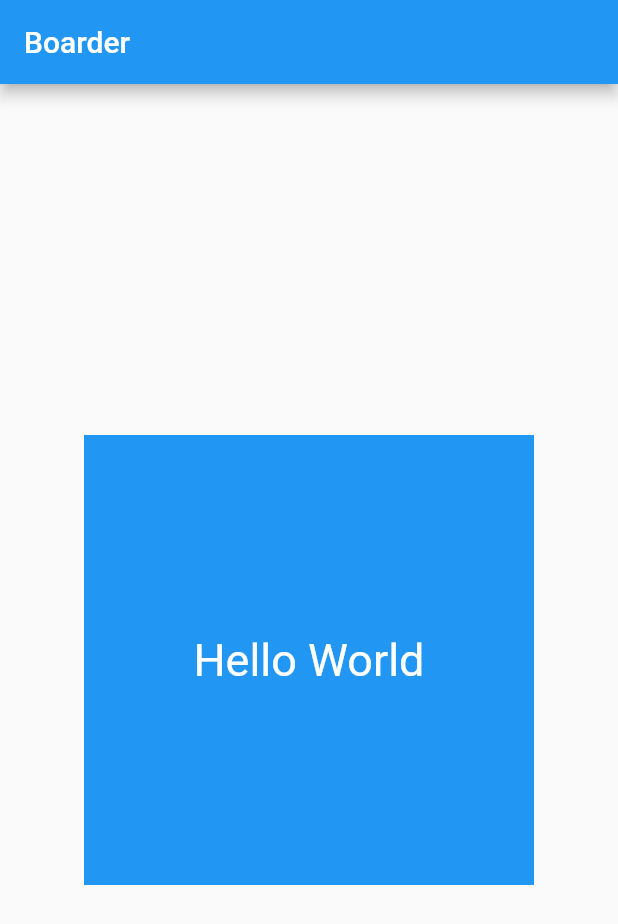
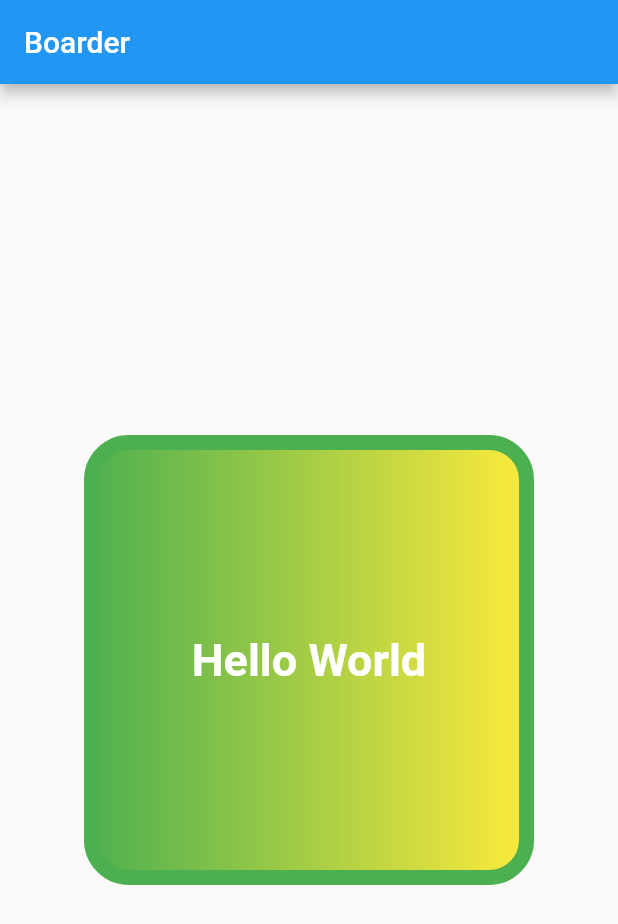
Before and after one commit to Tosin8/flutter_daily, a Flutter app: the screen it shows after launch, on a phone screen of 412 x 824 dp. Shown: the top 924 px of the screen. Run offline on Flutter 3.47's test engine with Material 2 defaults, Android fonts, the phone set to English and light mode, and no system bars.

Commit message:
Updating with LinearGradient

```diff
--- a/lib/main.dart
+++ b/lib/main.dart
@@ -27,13 +27,19 @@ class MyWidget extends StatelessWidget {
       appBar: AppBar(title: const Text('Boarder')),
       body: Center(
         child: Container(
-          decoration: const BoxDecoration(color: Colors.blue, border: Border()),
+          decoration: BoxDecoration(
+              color: Colors.blue,
+              border: Border.all(width: 10, color: Colors.green),
+              borderRadius: BorderRadius.circular(30),
+              gradient:
+                  const LinearGradient(colors: [Colors.green, Colors.yellow])),
           height: 300,
           width: 300,
           child: const Center(
               child: Text(
             'Hello World',
-            style: TextStyle(color: Colors.white, fontSize: 30),
+            style: TextStyle(
+                color: Colors.white, fontSize: 30, fontWeight: FontWeight.bold),
           )),
         ),
       ),
```
